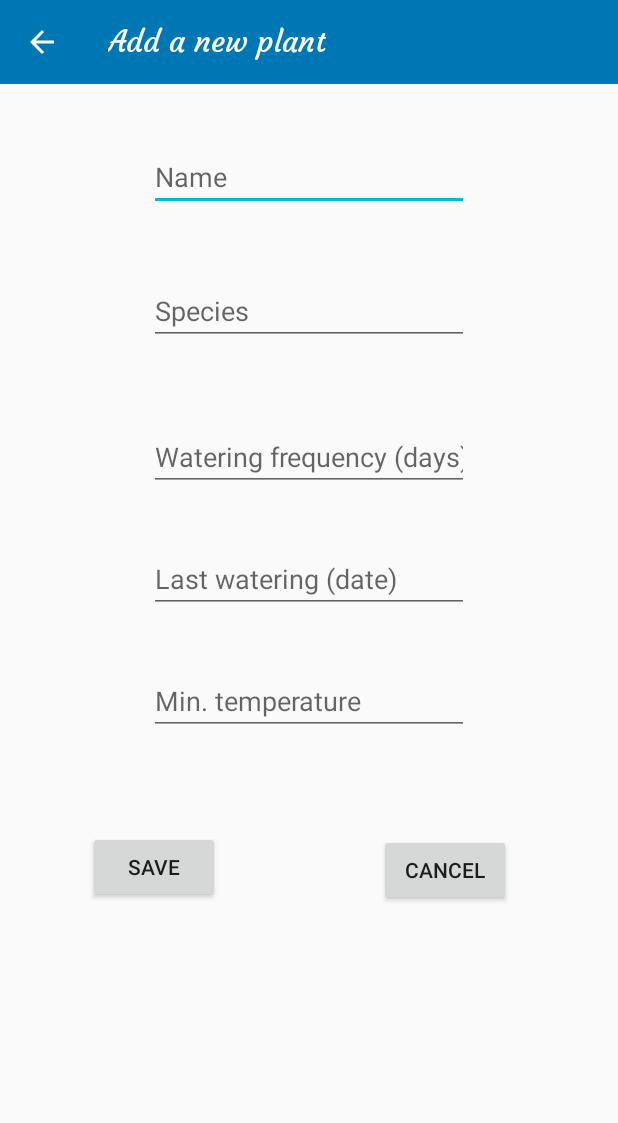
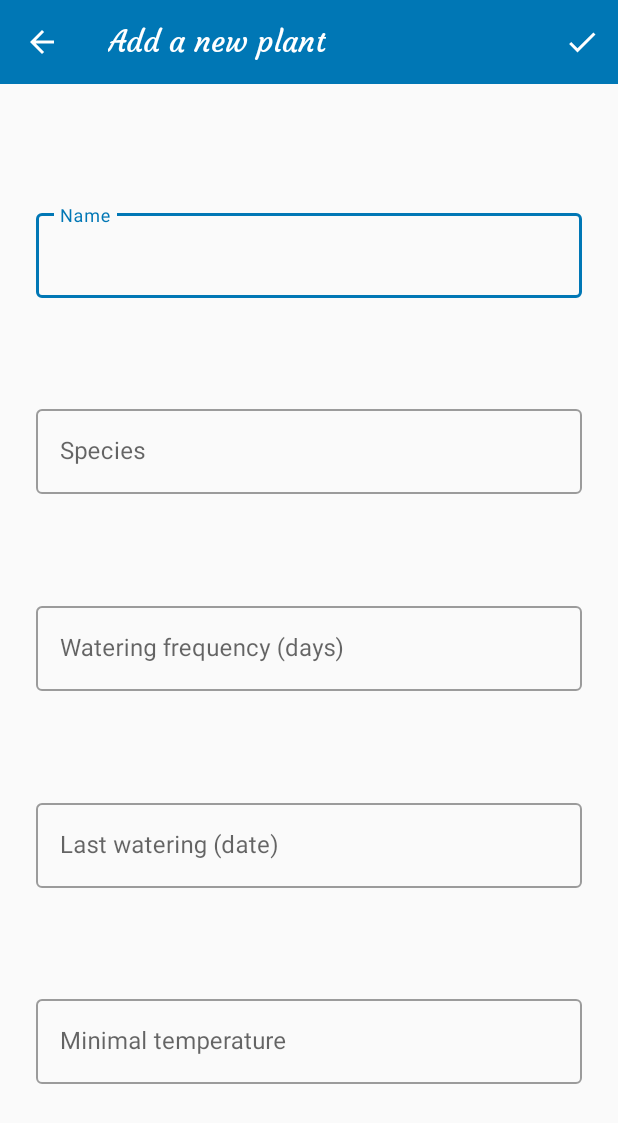
Before and after one commit to AKorzeniowska/Pankracy, an Android app: the PlantFormActivity screen opened directly, with no data from a screen before it, on a phone screen of 412 x 824 dp. Shown: the top 1123 px of the screen. Run offline under Robolectric (Android 15) with nearby library versions, the phone set to English and light mode, and no system bars.

Commit message:
Forms and menu icons; started detail fragment beautifying

```diff
--- a/app/src/main/java/com/agh/edu/pankracy/PlantFormActivity.java
+++ b/app/src/main/java/com/agh/edu/pankracy/PlantFormActivity.java
@@ -9,6 +9,7 @@ import android.content.ContentValues;
 import android.database.Cursor;
 import android.net.Uri;
 import android.os.Bundle;
+import android.view.Menu;
 import android.view.MenuItem;
 import android.view.View;
 import android.widget.EditText;
@@ -44,11 +45,11 @@ public class PlantFormActivity extends AppCompatActivity {
         mDbHelper = new PlantDBHelper(this);
         id = getIntent().getIntExtra(FINAL_PLANT_ID, 0);
 
-        nameText = (EditText) findViewById(R.id.name_edit);
-        speciesText = (EditText) findViewById(R.id.species_edit);
-        wateringText = (EditText) findViewById(R.id.watering_edit);
-        minTempText = (EditText) findViewById(R.id.min_temp_edit);
-        lastWateringText = (EditText) findViewById(R.id.last_watering_edit);
+        nameText = findViewById(R.id.name_edit_text);
+        speciesText = findViewById(R.id.species_edit_text);
+        wateringText = findViewById(R.id.watering_edit_text);
+        minTempText = findViewById(R.id.min_temp_edit_text);
+        lastWateringText = findViewById(R.id.last_watering_edit_text);
 
         Toolbar toolbar = findViewById(R.id.my_toolbar);
         setSupportActionBar(toolbar);
@@ -64,12 +65,19 @@ public class PlantFormActivity extends AppCompatActivity {
     }
 
     @Override
+    public boolean onCreateOptionsMenu(Menu menu) {
+        getMenuInflater().inflate(R.menu.solo_confirm, menu);
+        return true;
+    }
+
+    @Override
     public boolean onOptionsItemSelected(MenuItem item) {
 
         if (item.getItemId() == android.R.id.home) {
-            setResult(Activity.RESULT_CANCELED);
-            finish();
-            return true;
+            cancel_form();
+        }
+        else if(item.getItemId() == R.id.add) {
+            save_form();
         }
         return super.onOptionsItemSelected(item);
     }
@@ -120,7 +128,7 @@ public class PlantFormActivity extends AppCompatActivity {
 
     }
 
-    public void save_form(View view) {
+    public void save_form() {
         String name = nameText.getText().toString();
         String species = nameText.getText().toString();
         String watering = wateringText.getText().toString();
@@ -161,7 +169,7 @@ public class PlantFormActivity extends AppCompatActivity {
         }
     }
 
-    public void cancel_form(View view) {
+    public void cancel_form() {
         setResult(Activity.RESULT_CANCELED);
         finish();
     }
--- /dev/null
+++ b/app/src/main/res/drawable/ic_add_black_24dp.xml
@@ -0,0 +1,9 @@
+<vector xmlns:android="http://schemas.android.com/apk/res/android"
+        android:width="24dp"
+        android:height="24dp"
+        android:viewportWidth="24.0"
+        android:viewportHeight="24.0">
+    <path
+        android:fillColor="#FFFFFF"
+        android:pathData="M19,13h-6v6h-2v-6H5v-2h6V5h2v6h6v2z"/>
+</vector>
--- /dev/null
+++ b/app/src/main/res/drawable/ic_check_black_24dp.xml
@@ -0,0 +1,9 @@
+<vector xmlns:android="http://schemas.android.com/apk/res/android"
+        android:width="24dp"
+        android:height="24dp"
+        android:viewportWidth="24.0"
+        android:viewportHeight="24.0">
+    <path
+        android:fillColor="#FFFFFF"
+        android:pathData="M9,16.17L4.83,12l-1.42,1.41L9,19 21,7l-1.41,-1.41z"/>
+</vector>
--- a/app/src/main/res/layout/activity_main.xml
+++ b/app/src/main/res/layout/activity_main.xml
@@ -24,7 +24,6 @@
             android:text="@string/app_name"
             android:textColor="@android:color/white"
             android:textSize="20sp" />
-
     </androidx.appcompat.widget.Toolbar>
         <FrameLayout
             android:layout_width="0dp"
--- a/app/src/main/res/layout/activity_plant_details.xml
+++ b/app/src/main/res/layout/activity_plant_details.xml
@@ -5,68 +5,98 @@
     android:layout_width="match_parent"
     android:layout_height="match_parent"
     tools:context=".PlantDetailsActivity">
-    <LinearLayout
-        android:layout_width="match_parent"
-        android:layout_height="match_parent"
-        >
+
     <androidx.appcompat.widget.Toolbar
+        android:id="@+id/my_toolbar"
         android:layout_width="match_parent"
         android:layout_height="wrap_content"
-            app:theme="@style/ToolBarStyle"
-            android:id="@+id/my_toolbar" >
+        app:layout_constraintEnd_toEndOf="parent"
+        app:layout_constraintStart_toStartOf="parent"
+        app:layout_constraintTop_toTopOf="parent"
+        app:theme="@style/ToolBarStyle">
+
         <TextView
+            android:id="@+id/toolbar_title"
             android:layout_width="wrap_content"
             android:layout_height="wrap_content"
+            android:fontFamily="@font/courgette"
+            android:text="@string/add_new_plant"
             android:textColor="@android:color/white"
-                android:fontFamily="@font/courgette"
-                android:textSize="20sp"
-                android:id="@+id/toolbar_title"/>
+            android:textSize="20sp" />
 
     </androidx.appcompat.widget.Toolbar>
-    </LinearLayout>
-    <TextView
-        android:id="@+id/plant_name"
-        android:layout_width="wrap_content"
-        android:layout_height="wrap_content"
-        android:layout_marginTop="94dp"
+
+        <androidx.constraintlayout.widget.ConstraintLayout
+            android:layout_width="0dp"
+            android:layout_height="0dp"
+            app:layout_constraintBottom_toBottomOf="parent"
+            app:layout_constraintEnd_toEndOf="parent"
+            app:layout_constraintStart_toStartOf="parent"
+            app:layout_constraintTop_toBottomOf="@+id/my_toolbar">
+
+            <ImageView
+                android:id="@+id/avatar"
+                android:layout_width="180dp"
+                android:layout_height="180dp"
+                android:layout_alignParentStart="true"
+                android:layout_marginTop="32dp"
+                android:padding="10dp"
+                android:src="@drawable/ic_local_florist_black_24dp"
+                android:tint="#BDD2DD"
                 app:layout_constraintEnd_toEndOf="parent"
                 app:layout_constraintStart_toStartOf="parent"
                 app:layout_constraintTop_toTopOf="parent" />
 
             <TextView
+                android:id="@+id/plant_name"
+                android:layout_width="wrap_content"
+                android:layout_height="wrap_content"
+                android:fontFamily="sans-serif-black"
+                android:textSize="18sp"
+                app:layout_constraintBottom_toTopOf="@+id/plant_species"
+                app:layout_constraintEnd_toEndOf="parent"
+                app:layout_constraintStart_toStartOf="parent"
+                app:layout_constraintTop_toBottomOf="@+id/avatar" />
+
+            <TextView
                 android:id="@+id/plant_species"
                 android:layout_width="wrap_content"
                 android:layout_height="wrap_content"
-        android:layout_marginTop="174dp"
+                app:layout_constraintBottom_toTopOf="@+id/watering_freq"
                 app:layout_constraintEnd_toEndOf="parent"
                 app:layout_constraintStart_toStartOf="parent"
-        app:layout_constraintTop_toTopOf="parent" />
+                app:layout_constraintTop_toBottomOf="@+id/plant_name" />
 
             <TextView
                 android:id="@+id/watering_freq"
                 android:layout_width="wrap_content"
                 android:layout_height="wrap_content"
-        android:layout_marginTop="254dp"
+                app:layout_constraintBottom_toTopOf="@+id/last_watering"
                 app:layout_constraintEnd_toEndOf="parent"
                 app:layout_constraintStart_toStartOf="parent"
-        app:layout_constraintTop_toTopOf="parent" />
+                app:layout_constraintTop_toBottomOf="@+id/plant_species" />
 
             <TextView
                 android:id="@+id/last_watering"
                 android:layout_width="wrap_content"
                 android:layout_height="wrap_content"
-        android:layout_marginTop="315dp"
+                app:layout_constraintBottom_toTopOf="@+id/min_temp"
                 app:layout_constraintEnd_toEndOf="parent"
                 app:layout_constraintStart_toStartOf="parent"
-        app:layout_constraintTop_toTopOf="parent" />
+                app:layout_constraintTop_toBottomOf="@+id/watering_freq" />
 
             <TextView
                 android:id="@+id/min_temp"
                 android:layout_width="wrap_content"
                 android:layout_height="wrap_content"
-        android:layout_marginTop="393dp"
+                android:layout_marginBottom="16dp"
+                app:layout_constraintBottom_toBottomOf="parent"
                 app:layout_constraintEnd_toEndOf="parent"
                 app:layout_constraintStart_toStartOf="parent"
-        app:layout_constraintTop_toTopOf="parent" />
+                app:layout_constraintTop_toBottomOf="@+id/last_watering" />
 
         </androidx.constraintlayout.widget.ConstraintLayout>
+
+
+
+</androidx.constraintlayout.widget.ConstraintLayout>
--- a/app/src/main/res/layout/activity_plant_form.xml
+++ b/app/src/main/res/layout/activity_plant_form.xml
@@ -5,110 +5,144 @@
     android:layout_width="match_parent"
     android:layout_height="match_parent"
     tools:context=".PlantFormActivity">
-<LinearLayout
-    android:layout_width="match_parent"
-    android:layout_height="match_parent"
-    >
+
     <androidx.appcompat.widget.Toolbar
+        android:id="@+id/my_toolbar"
         android:layout_width="match_parent"
         android:layout_height="wrap_content"
-        app:theme="@style/ToolBarStyle"
-        android:id="@+id/my_toolbar" >
+        app:layout_constraintEnd_toEndOf="parent"
+        app:layout_constraintStart_toStartOf="parent"
+        app:layout_constraintTop_toTopOf="parent"
+        app:theme="@style/ToolBarStyle">
+
         <TextView
+            android:id="@+id/toolbar_title"
             android:layout_width="wrap_content"
             android:layout_height="wrap_content"
+            android:fontFamily="@font/courgette"
             android:text="@string/add_new_plant"
             android:textColor="@android:color/white"
-            android:fontFamily="@font/courgette"
-            android:textSize="20sp"
-            android:id="@+id/toolbar_title"/>
+            android:textSize="20sp" />
 
     </androidx.appcompat.widget.Toolbar>
-</LinearLayout>
-    <EditText
-        android:id="@+id/name_edit"
-        android:hint="Name"
-        android:layout_width="wrap_content"
+
+    <androidx.constraintlayout.widget.ConstraintLayout
+        android:layout_width="0dp"
         android:layout_height="0dp"
-        android:layout_marginTop="95dp"
-        android:ems="10"
-        android:inputType="textPersonName"
+        app:layout_constraintBottom_toBottomOf="parent"
         app:layout_constraintEnd_toEndOf="parent"
         app:layout_constraintStart_toStartOf="parent"
-        app:layout_constraintTop_toTopOf="parent" />
+        app:layout_constraintTop_toBottomOf="@+id/my_toolbar">
 
-    <EditText
-        android:id="@+id/species_edit"
-        android:hint="Species"
-        android:layout_width="wrap_content"
-        android:layout_height="0dp"
-        android:layout_marginTop="44dp"
-        android:ems="10"
-        android:inputType="textPersonName"
+        <com.google.android.material.textfield.TextInputLayout
+            android:id="@+id/name_edit"
+            style="@style/Widget.MaterialComponents.TextInputLayout.OutlinedBox"
+            android:layout_width="0dp"
+            android:layout_height="wrap_content"
+            android:layout_marginStart="24dp"
+            android:layout_marginTop="32dp"
+            android:layout_marginEnd="24dp"
+            android:hint="@string/plant_name"
+            app:errorEnabled="true"
+            app:layout_constraintBottom_toTopOf="@+id/species_edit"
             app:layout_constraintEnd_toEndOf="parent"
             app:layout_constraintStart_toStartOf="parent"
-        app:layout_constraintTop_toBottomOf="@+id/name_edit" />
+            app:layout_constraintTop_toTopOf="parent">
 
-    <EditText
-        android:id="@+id/watering_edit"
-        android:hint="Watering frequency (days)"
-        android:layout_width="wrap_content"
-        android:layout_height="0dp"
-        android:layout_marginTop="52dp"
-        android:ems="10"
-        android:inputType="number"
+            <com.google.android.material.textfield.TextInputEditText
+                android:id="@+id/name_edit_text"
+                android:layout_width="match_parent"
+                android:layout_height="wrap_content" />
+
+        </com.google.android.material.textfield.TextInputLayout>
+
+        <com.google.android.material.textfield.TextInputLayout
+            android:id="@+id/species_edit"
+            style="@style/Widget.MaterialComponents.TextInputLayout.OutlinedBox"
+            android:layout_width="0dp"
+            android:layout_height="wrap_content"
+            android:layout_marginStart="24dp"
+            android:layout_marginEnd="24dp"
+            android:hint="@string/plant_species"
+            app:errorEnabled="true"
+            app:layout_constraintBottom_toTopOf="@+id/watering_edit"
             app:layout_constraintEnd_toEndOf="parent"
             app:layout_constraintStart_toStartOf="parent"
-        app:layout_constraintTop_toBottomOf="@+id/species_edit" />
+            app:layout_constraintTop_toBottomOf="@+id/name_edit">
 
-    <EditText
-        android:id="@+id/last_watering_edit"
-        android:hint="Last watering (date)"
-        android:layout_width="wrap_content"
-        android:layout_height="0dp"
-        android:layout_marginTop="36dp"
-        android:ems="10"
-        android:inputType="date"
+            <com.google.android.material.textfield.TextInputEditText
+                android:id="@+id/species_edit_text"
+                android:layout_width="match_parent"
+                android:layout_height="wrap_content" />
+
+        </com.google.android.material.textfield.TextInputLayout>
+
+        <com.google.android.material.textfield.TextInputLayout
+            android:id="@+id/watering_edit"
+            style="@style/Widget.MaterialComponents.TextInputLayout.OutlinedBox"
+            android:layout_width="0dp"
+            android:layout_height="wrap_content"
+            android:layout_marginStart="24dp"
+            android:layout_marginEnd="24dp"
+            android:hint="@string/plant_watering_freq"
+            app:errorEnabled="true"
+            app:layout_constraintBottom_toTopOf="@+id/last_watering_edit"
             app:layout_constraintEnd_toEndOf="parent"
             app:layout_constraintStart_toStartOf="parent"
-        app:layout_constraintTop_toBottomOf="@+id/watering_edit" />
+            app:layout_constraintTop_toBottomOf="@+id/species_edit">
 
-    <EditText
-        android:id="@+id/min_temp_edit"
-        android:hint="Min. temperature"
-        android:layout_width="wrap_content"
-        android:layout_height="0dp"
-        android:layout_marginTop="36dp"
-        android:ems="10"
-        android:inputType="number"
+            <com.google.android.material.textfield.TextInputEditText
+                android:id="@+id/watering_edit_text"
+                android:layout_width="match_parent"
+                android:layout_height="wrap_content"
+                android:inputType="number" />
+
+        </com.google.android.material.textfield.TextInputLayout>
+
+        <com.google.android.material.textfield.TextInputLayout
+            android:id="@+id/last_watering_edit"
+            style="@style/Widget.MaterialComponents.TextInputLayout.OutlinedBox"
+            android:layout_width="0dp"
+            android:layout_height="wrap_content"
+            android:layout_marginStart="24dp"
+            android:layout_marginEnd="24dp"
+            android:hint="@string/plant_last_watering"
+            app:errorEnabled="true"
+            app:layout_constraintBottom_toTopOf="@+id/min_temp_edit"
             app:layout_constraintEnd_toEndOf="parent"
             app:layout_constraintStart_toStartOf="parent"
-        app:layout_constraintTop_toBottomOf="@+id/last_watering_edit" />
+            app:layout_constraintTop_toBottomOf="@+id/watering_edit">
 
-    <Button
-        android:onClick="save_form"
-        android:id="@+id/save_form_button"
-        android:layout_width="wrap_content"
+            <com.google.android.material.textfield.TextInputEditText
+                android:id="@+id/last_watering_edit_text"
+                android:layout_width="match_parent"
                 android:layout_height="wrap_content"
-        android:layout_marginStart="58dp"
-        android:layout_marginTop="64dp"
-        android:layout_marginEnd="265dp"
-        android:text="Save"
+                android:inputType="date" />
+
+        </com.google.android.material.textfield.TextInputLayout>
+
+        <com.google.android.material.textfield.TextInputLayout
+            android:id="@+id/min_temp_edit"
+            style="@style/Widget.MaterialComponents.TextInputLayout.OutlinedBox"
+            android:layout_width="0dp"
+            android:layout_height="wrap_content"
+            android:layout_marginStart="24dp"
+            android:layout_marginEnd="24dp"
+            android:layout_marginBottom="32dp"
+            android:hint="@string/plant_temp"
+            app:errorEnabled="true"
+            app:layout_constraintBottom_toBottomOf="parent"
             app:layout_constraintEnd_toEndOf="parent"
             app:layout_constraintStart_toStartOf="parent"
-        app:layout_constraintTop_toBottomOf="@+id/min_temp_edit" />
+            app:layout_constraintTop_toBottomOf="@+id/last_watering_edit">
 
-    <Button
-        android:onClick="cancel_form"
-        android:id="@+id/cancel_button"
-        android:layout_width="wrap_content"
+            <com.google.android.material.textfield.TextInputEditText
+                android:id="@+id/min_temp_edit_text"
+                android:layout_width="match_parent"
                 android:layout_height="wrap_content"
-        android:layout_marginStart="106dp"
-        android:layout_marginTop="66dp"
-        android:layout_marginEnd="71dp"
-        android:text="Cancel"
-        app:layout_constraintEnd_toEndOf="parent"
-        app:layout_constraintStart_toEndOf="@+id/save_form_button"
-        app:layout_constraintTop_toBottomOf="@+id/min_temp_edit" />
+                android:inputType="number" />
+
+        </com.google.android.material.textfield.TextInputLayout>
+    </androidx.constraintlayout.widget.ConstraintLayout>
 
 </androidx.constraintlayout.widget.ConstraintLayout>
--- a/app/src/main/res/menu/plantlist_menu.xml
+++ b/app/src/main/res/menu/plantlist_menu.xml
@@ -4,5 +4,7 @@
     <item
         android:id="@+id/plantlist_add"
         android:title="@string/add_new_plant"
+        android:icon="@drawable/ic_add_black_24dp"
+        app:showAsAction="always"
         />
 </menu>
--- /dev/null
+++ b/app/src/main/res/menu/solo_confirm.xml
@@ -0,0 +1,9 @@
+<?xml version="1.0" encoding="utf-8"?>
+<menu xmlns:android="http://schemas.android.com/apk/res/android"
+    xmlns:app="http://schemas.android.com/apk/res-auto">
+    <item
+        android:id="@+id/add"
+        android:icon="@drawable/ic_check_black_24dp"
+        android:title="CONFIRM"
+        app:showAsAction="always" />
+</menu>
--- a/app/src/main/res/values/strings.xml
+++ b/app/src/main/res/values/strings.xml
@@ -19,4 +19,11 @@
     <string name="add_new_plant">Add a new plant</string>
     <string name="edit_the_plant">Edit the plant</string>
     <string name="delete_the_plant">Delete the plant</string>
+
+    <!-- Form -->
+    <string name="plant_name">Name</string>
+    <string name="plant_species">Species</string>
+    <string name="plant_watering_freq">Watering frequency (days)</string>
+    <string name="plant_last_watering">Last watering (date)</string>
+    <string name="plant_temp">Minimal temperature</string>
 </resources>
--- a/app/src/main/res/values/styles.xml
+++ b/app/src/main/res/values/styles.xml
@@ -25,5 +25,6 @@
         <item name="android:textColorSecondary">@android:color/white</item>
         <item name="actionMenuTextColor">@android:color/white</item>
         <item name="android:background">@color/colorPrimary</item>
+        <item name="android:tint">@android:color/white</item>
     </style>
 </resources>
```
Lines whose indentation alone changed are shown as unchanged.
